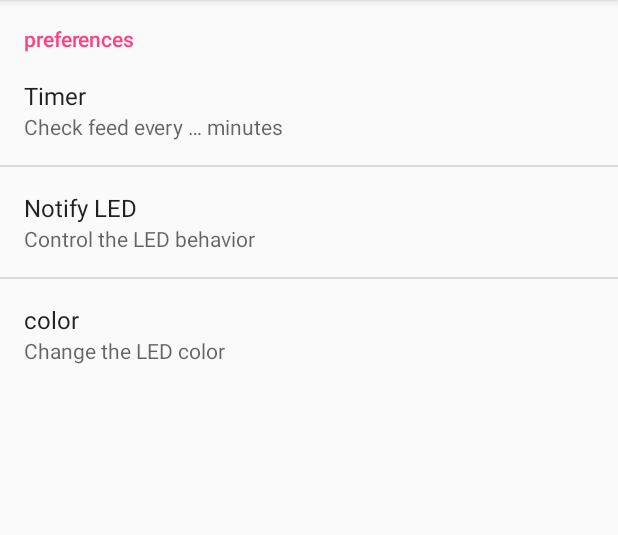
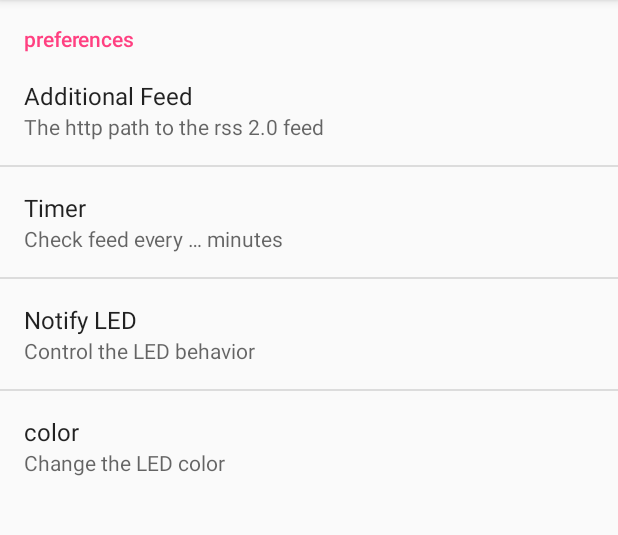
Before and after one commit to no-go/ViboraFeed, an Android app: the screen it shows after launch (PreferencesActivity), in the options menu, after a tap on "preferences", on a phone screen of 412 x 824 dp, the part 84-619 px from its top. Run offline under Robolectric (Android 15) with nearby library versions, the phone set to English and light mode, and no system bars.

Commit message:
make it possible, to get own and vibora Feeds. now, it is a normal single Feed Reader + a second feed (Vibora)

```diff
--- a/app/build.gradle
+++ b/app/build.gradle
@@ -8,8 +8,8 @@ android {
         applicationId "de.vibora.viborafeed"
         minSdkVersion 16
         targetSdkVersion 23
-        versionCode 13
-        versionName "1.3"
+        versionCode 14
+        versionName "1.4"
     }
     buildTypes {
         release {
--- a/app/src/main/AndroidManifest.xml
+++ b/app/src/main/AndroidManifest.xml
@@ -6,6 +6,7 @@
     <uses-permission android:name="android.permission.WAKE_LOCK" />
     <uses-permission android:name="android.permission.RECEIVE_BOOT_COMPLETED" />
     <uses-permission android:name="android.permission.ACCESS_NETWORK_STATE" />
+    <uses-permission android:name="android.permission.VIBRATE" />
 
     <uses-sdk android:minSdkVersion="16" />
 
--- a/app/src/main/java/de/vibora/viborafeed/Alarm.java
+++ b/app/src/main/java/de/vibora/viborafeed/Alarm.java
@@ -22,6 +22,7 @@ import java.util.Random;
  * zugreifen.
  */
 public class Alarm extends BroadcastReceiver {
+    private SharedPreferences _pref;
 
     @Override
     public void onReceive(Context context, Intent intent) {
@@ -30,14 +31,29 @@ public class Alarm extends BroadcastReceiver {
             @Override
             protected Void doInBackground(Context... contexts) {
                 Context ctx = contexts[0];
+                _pref = PreferenceManager.getDefaultSharedPreferences(ctx);
                 Refresher refresher = Refresher.ME(ctx);
+
                 if (! refresher.isOnline()) {
                     Log.w(ViboraApp.TAG, "Retry alarm in seconds: " + ViboraApp.Config.RETRYSEC_AFTER_OFFLINE);
                     ViboraApp.alarm.retry(ctx, ViboraApp.Config.RETRYSEC_AFTER_OFFLINE);
                     return null;
                 }
-                Document doc = refresher.getDoc();
-                refresher.insertToDb(doc);
+
+                String rssurl1 = ViboraApp.Source1.path;
+                int expunge1 = ViboraApp.Source1.expunge;
+
+                String rssurl2 = _pref.getString("rss_url", ViboraApp.Source2.path);
+                int expunge2 = ViboraApp.Source2.expunge;
+
+                refresher._newFeeds.clear();
+                Document doc = refresher.getDoc(rssurl1, expunge1);
+                refresher.insertToDb(doc,expunge1, ViboraApp.Source1.id);
+
+                doc = refresher.getDoc(rssurl2, expunge2);
+                refresher.insertToDb(doc,expunge2, ViboraApp.Source2.id);
+
+                refresher.sortFeeds();
                 if (refresher._newFeeds.size() > 0) {
 
                     Intent notificationIntent = new Intent(ctx, MainActivity.class);
@@ -84,9 +100,10 @@ public class Alarm extends BroadcastReceiver {
      * @param context the context
      */
     public void start(Context context) {
-        SharedPreferences mPref = PreferenceManager.getDefaultSharedPreferences(context);
+        _pref = PreferenceManager.getDefaultSharedPreferences(context);
+
         long refreshInterval = Long.parseLong(
-                mPref.getString("rss_sec", ViboraApp.Config.DEFAULT_rsssec)
+                _pref.getString("rss_sec", ViboraApp.Config.DEFAULT_rsssec)
         ) * 1000L;
 
         AlarmManager am = (AlarmManager) context.getSystemService(Context.ALARM_SERVICE);
--- a/app/src/main/java/de/vibora/viborafeed/FeedContract.java
+++ b/app/src/main/java/de/vibora/viborafeed/FeedContract.java
@@ -44,6 +44,7 @@ public class FeedContract {
         public static final String COLUMN_Link = "feed_link";
         public static final String COLUMN_Body = "feed_body";
         public static final String COLUMN_Image = "feed_image";
+        public static final String COLUMN_Source = "feed_source";
         public static final String COLUMN_Deleted = "feed_deleted";
         public static final String COLUMN_Isnew = "feed_isnew";
     }
@@ -91,6 +92,7 @@ public class FeedContract {
                     Feeds.COLUMN_Link + TEXT_TYPE + COMMA_SEP +
                     Feeds.COLUMN_Body + TEXT_TYPE + COMMA_SEP +
                     Feeds.COLUMN_Image + IMAGE_TYPE + COMMA_SEP +
+                    Feeds.COLUMN_Source + INTEGER_TYPE + COMMA_SEP +
                     Feeds.COLUMN_Deleted + INTEGER_TYPE + COMMA_SEP +
                     Feeds.COLUMN_Isnew + INTEGER_TYPE + " )";
 
@@ -104,6 +106,7 @@ public class FeedContract {
             Feeds.COLUMN_Link,
             Feeds.COLUMN_Body,
             Feeds.COLUMN_Image,
+            Feeds.COLUMN_Source,
             Feeds.COLUMN_Deleted,
             Feeds.COLUMN_Isnew
     };
--- a/app/src/main/java/de/vibora/viborafeed/FeedHelper.java
+++ b/app/src/main/java/de/vibora/viborafeed/FeedHelper.java
@@ -11,7 +11,7 @@ import android.util.Log;
 public class FeedHelper extends SQLiteOpenHelper {
 
     private static final String DATABASE_NAME = "feeds.db";
-    private static final int DATABASE_VERSION = 2;
+    private static final int DATABASE_VERSION = 3;
 
     public FeedHelper(Context context) {
         super(context, DATABASE_NAME, null, DATABASE_VERSION);
--- a/app/src/main/java/de/vibora/viborafeed/MainActivity.java
+++ b/app/src/main/java/de/vibora/viborafeed/MainActivity.java
@@ -6,10 +6,8 @@ import android.content.ContentValues;
 import android.content.Context;
 import android.content.Intent;
 import android.content.IntentFilter;
-import android.content.SharedPreferences;
 import android.os.AsyncTask;
 import android.os.Bundle;
-import android.preference.PreferenceManager;
 import android.support.v7.app.ActionBar;
 import android.support.v7.app.AppCompatActivity;
 import android.util.Log;
@@ -172,18 +170,36 @@ public class MainActivity extends AppCompatActivity {
         protected Void doInBackground(Void... voids) {
             Calendar c = Calendar.getInstance(TimeZone.getTimeZone("GMT"));
 
+            // Vibora Feed
             Date date = new Date();
             c.setTime(date);
-            c.add(Calendar.DAY_OF_MONTH, -1 * ViboraApp.Config.DAYS_BEFORE_EXPUNGE);
-            // c.add(Calendar.HOUR, -12);
+            c.add(Calendar.DAY_OF_MONTH, -1 * ViboraApp.Source1.expunge);
             date = c.getTime();
             String dateStr = FeedContract.dbFriendlyDate(date);
+
             String where = FeedContract.Feeds.COLUMN_Date + "<? and "
-                    + FeedContract.Feeds.COLUMN_Deleted + "=?";
+                    + FeedContract.Feeds.COLUMN_Deleted + "=? and "
+                    + FeedContract.Feeds.COLUMN_Source + "=?";
             getContentResolver().delete(
                     FeedContentProvider.CONTENT_URI,
                     where,
-                    new String[]{dateStr, "1"}
+                    new String[]{dateStr, "1", ViboraApp.Source1.number}
+            );
+
+            // Feed, den man selbst einstellt
+            date = new Date();
+            c.setTime(date);
+            c.add(Calendar.DAY_OF_MONTH, -1 * ViboraApp.Source2.expunge);
+            date = c.getTime();
+            dateStr = FeedContract.dbFriendlyDate(date);
+
+            where = FeedContract.Feeds.COLUMN_Date + "<? and "
+                    + FeedContract.Feeds.COLUMN_Deleted + "=? and "
+                    + FeedContract.Feeds.COLUMN_Source + "=?";
+            getContentResolver().delete(
+                    FeedContentProvider.CONTENT_URI,
+                    where,
+                    new String[]{dateStr, "1", ViboraApp.Source2.number}
             );
             return null;
         }
--- a/app/src/main/res/values/strings.xml
+++ b/app/src/main/res/values/strings.xml
@@ -1,6 +1,6 @@
 <resources>
     <string name="app_name">Vibora-Feed</string>
-    <string name="rss_url">RSS URL (DEBUG)</string>
+    <string name="rss_url">Additional Feed</string>
     <string name="rss_url_desc">The http path to the rss 2.0 feed</string>
     <string name="rss_sec">Timer</string>
     <string name="rss_sec_desc">Check feed every &#8230; minutes</string>
@@ -26,7 +26,7 @@
     <string name="destroyed">destroyed</string>
 
     <string name="rssUrlWrong">Your feed has a wrong URL</string>
-    <string name="noConnection">no connection to the internet</string>
+    <string name="noConnection">no connection to site or internet</string>
     <string name="newFeeds">New feeds</string>
     <string name="reallyQuit">Do you really want to quit?</string>
     <string name="responseStrange">URL Respose is strange:</string>
--- a/app/src/main/res/xml/preferences.xml
+++ b/app/src/main/res/xml/preferences.xml
@@ -2,6 +2,12 @@
 <PreferenceScreen xmlns:android="http://schemas.android.com/apk/res/android">
     <PreferenceCategory
         android:title="@string/preferences">
+
+        <EditTextPreference
+            android:defaultValue="http://www.wz.de/cmlink/wz-rss-uebersicht-1.516698"
+            android:key="rss_url"
+            android:summary="@string/rss_url_desc"
+            android:title="@string/rss_url" />
 
         <ListPreference
             android:defaultValue="10800"
```
Also changed, not shown: app/src/main/java/de/vibora/viborafeed/FeedCursorAdapter.java (+13 -5 lines), app/src/main/java/de/vibora/viborafeed/Refresher.java (+53 -23 lines), app/src/main/java/de/vibora/viborafeed/ViboraApp.java (+18 -14 lines), app/src/main/res/mipmap-xxxhdpi/errorhint.png (added), 5 other files.
